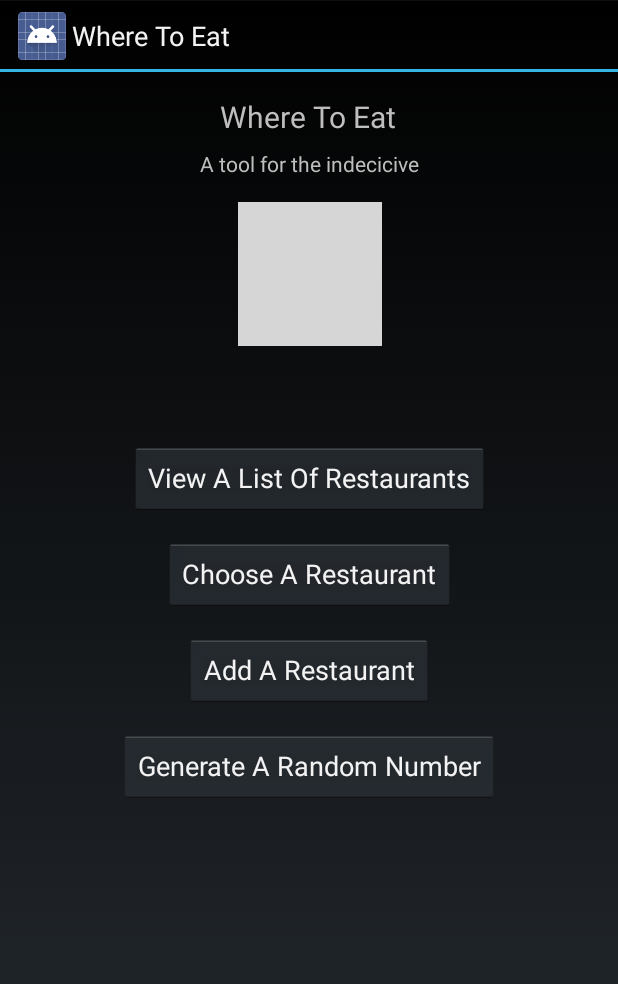
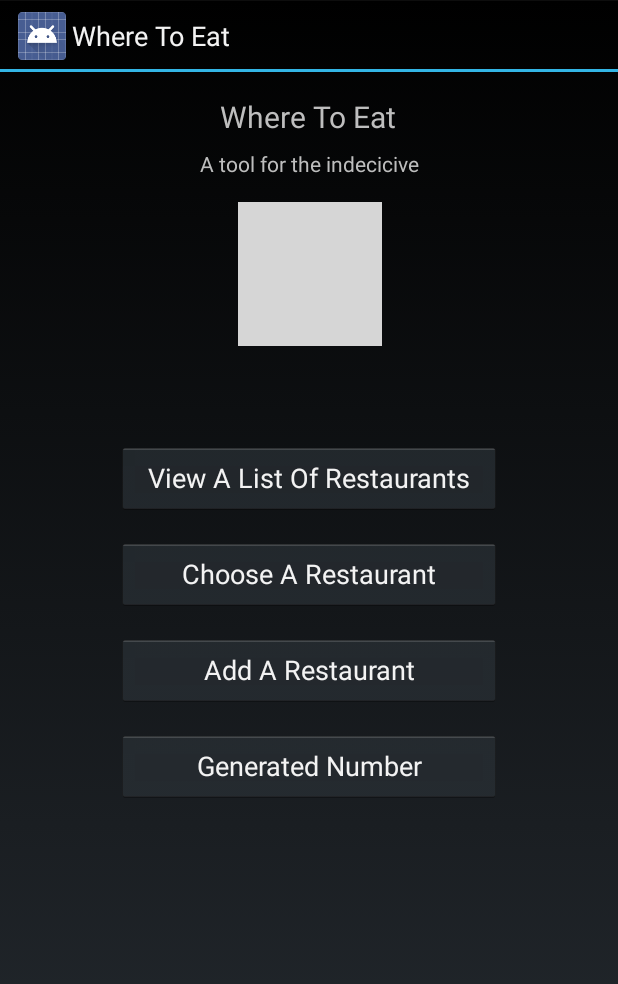
Before and after one commit to Asce21/WhereToEat_Android, an Android app: the screen it shows after launch (MainMenuActivity), on a phone screen of 412 x 824 dp. Shown: the top 984 px of the screen. Run offline under Robolectric (Android 15) with nearby library versions, the phone set to English and light mode, and no system bars; grey boxes are pictures that could not be loaded.

Commit message:
changes_2021-01-01
activity_random_number
o Added a gravity attribute to the random number textview to
o Changed the value of the string random_number to "Generated Number"

```diff
--- a/Where_to_Eat/app/src/main/java/com/example/wheretoeat/AddRestaurantActivity.java
+++ b/Where_to_Eat/app/src/main/java/com/example/wheretoeat/AddRestaurantActivity.java
@@ -39,7 +39,7 @@ public class AddRestaurantActivity extends Activity {
         setContentView(R.layout.activity_add_restaurant);
 
         //Variable Initializations
-        wteDatabase = openOrCreateDatabase("wte_database", MODE_PRIVATE, null);
+        SQLiteDatabase wteDatabase = openOrCreateDatabase("wte_database.db", MODE_PRIVATE, null);
         intent = getIntent();
         usernamePassed = intent.getStringExtra("username");
         etName = (EditText) findViewById(R.id.et_name);
--- a/Where_to_Eat/app/src/main/java/com/example/wheretoeat/ChooseRestaurantActivity.java
+++ b/Where_to_Eat/app/src/main/java/com/example/wheretoeat/ChooseRestaurantActivity.java
@@ -30,7 +30,7 @@ public class ChooseRestaurantActivity extends Activity {
         setContentView(R.layout.activity_choose_restaurant);
 
         //Variable Initializations
-        wteDatabase = openOrCreateDatabase("wte_database", MODE_PRIVATE, null);
+        SQLiteDatabase wteDatabase = openOrCreateDatabase("wte_database.db", MODE_PRIVATE, null);
         cursor = wteDatabase.rawQuery("SELECT * FROM Restaurants;", null);
         goTo = (TextView) findViewById(R.id.tv_go_to);
         intent = getIntent();
--- a/Where_to_Eat/app/src/main/java/com/example/wheretoeat/MainActivity.java
+++ b/Where_to_Eat/app/src/main/java/com/example/wheretoeat/MainActivity.java
@@ -27,13 +27,15 @@ public class MainActivity extends Activity {
         setContentView(R.layout.activity_main);
 
         //Create a database to hold the tables
-        SQLiteDatabase wteDatabase = openOrCreateDatabase("wte_database", MODE_PRIVATE, null);
-        wteDatabase.execSQL("CREATE TABLE IF NOT EXISTS Users(Username VARCHAR, Password VARCHAR, Email VARCHAR, Phone VARCHAR);");
+        SQLiteDatabase wteDatabase = openOrCreateDatabase("wte_database.db", MODE_PRIVATE, null);
+        //wteDatabase.execSQL("CREATE TABLE IF NOT EXISTS Users(Username VARCHAR, Password VARCHAR, Email VARCHAR, Phone VARCHAR);");
         wteDatabase.execSQL("CREATE TABLE IF NOT EXISTS Restaurants(Name VARCHAR, DaysOne VARCHAR, DaysTwo VARCHAR, HoursOne VARCHAR, HoursTwo VARCHAR, AddressOne VARCHAR, AddressTwo VARCHAR, City VARCHAR, State VARCHAR, ZipCode VARCHAR, Phone VARCHAR, Website VARCHAR, Breakfast INTEGER, Lunch INTEGER, Dinner INTEGER, CONSTRAINT restaurants_pk PRIMARY KEY (name, AddressOne, ZipCode));");
+        /*
         cursor = wteDatabase.rawQuery("SELECT * FROM Users;", null);
         if (cursor.getCount() == 0) {
             wteDatabase.execSQL("INSERT INTO Users VALUES('admin', 'admin', 'amulkey21@yahoo.com', '714-552-2152');");
         }//End of if statement to initially populate the table Users
+         */
 
         cursor = wteDatabase.rawQuery("SELECT * FROM Restaurants;", null);
         if (cursor.getCount() == 0) {
--- a/Where_to_Eat/app/src/main/java/com/example/wheretoeat/MainMenuActivity.java
+++ b/Where_to_Eat/app/src/main/java/com/example/wheretoeat/MainMenuActivity.java
@@ -28,7 +28,7 @@ public class MainMenuActivity extends Activity {
         setContentView(R.layout.activity_main_menu);
 
         //Variable Initializations
-        wteDatabase = openOrCreateDatabase("wte_database", MODE_PRIVATE, null);
+        SQLiteDatabase wteDatabase = openOrCreateDatabase("wte_database.db", MODE_PRIVATE, null);
         intent = getIntent();
         usernamePassed = intent.getStringExtra("username");
         btnViewList = (Button) findViewById(R.id.btn_view_list);
--- a/Where_to_Eat/app/src/main/res/layout/activity_main_menu.xml
+++ b/Where_to_Eat/app/src/main/res/layout/activity_main_menu.xml
@@ -21,7 +21,7 @@
 
     <Button
         android:id="@+id/btn_add"
-        android:layout_width="wrap_content"
+        android:layout_width="256dp"
         android:layout_height="wrap_content"
         android:layout_marginStart="45dp"
         android:layout_marginTop="16dp"
@@ -62,7 +62,7 @@
 
     <Button
         android:id="@+id/btn_view_list"
-        android:layout_width="wrap_content"
+        android:layout_width="256dp"
         android:layout_height="wrap_content"
         android:layout_marginStart="45dp"
         android:layout_marginTop="64dp"
@@ -74,7 +74,7 @@
 
     <Button
         android:id="@+id/btn_choose_restaurant"
-        android:layout_width="wrap_content"
+        android:layout_width="256dp"
         android:layout_height="wrap_content"
         android:layout_marginStart="45dp"
         android:layout_marginTop="16dp"
@@ -86,7 +86,7 @@
 
     <Button
         android:id="@+id/btn_random_number"
-        android:layout_width="wrap_content"
+        android:layout_width="256dp"
         android:layout_height="wrap_content"
         android:layout_marginStart="45dp"
         android:layout_marginTop="16dp"
--- a/Where_to_Eat/app/src/main/res/layout/activity_random_number.xml
+++ b/Where_to_Eat/app/src/main/res/layout/activity_random_number.xml
@@ -29,6 +29,7 @@
         android:layout_marginBottom="356dp"
         android:text="@string/randomNumber"
         android:textSize="20sp"
+        android:gravity="center"
         app:layout_constraintBottom_toBottomOf="parent"
         app:layout_constraintEnd_toEndOf="parent"
         app:layout_constraintStart_toStartOf="parent"
--- a/Where_to_Eat/app/src/main/res/values/strings.xml
+++ b/Where_to_Eat/app/src/main/res/values/strings.xml
@@ -13,7 +13,7 @@
     <string name="addRestaurant">Add A Restaurant</string>
     <string name="restaurant_choice">Choose A Restaurant</string>
     <string name="edit_restaurant">Edit Restaurant Details</string>
-    <string name="random_number">Generate A Random Number</string>
+    <string name="random_number">Generated Number</string>
     <string name="name">Name</string>
     <string name="days_open">Days Open</string>
     <string name="hours_open">Operating Hours</string>
```
Also changed, not shown: Where_to_Eat/app/src/main/java/com/example/wheretoeat/RestaurantListActivity.java (+4 -3 lines), 3 other files.
